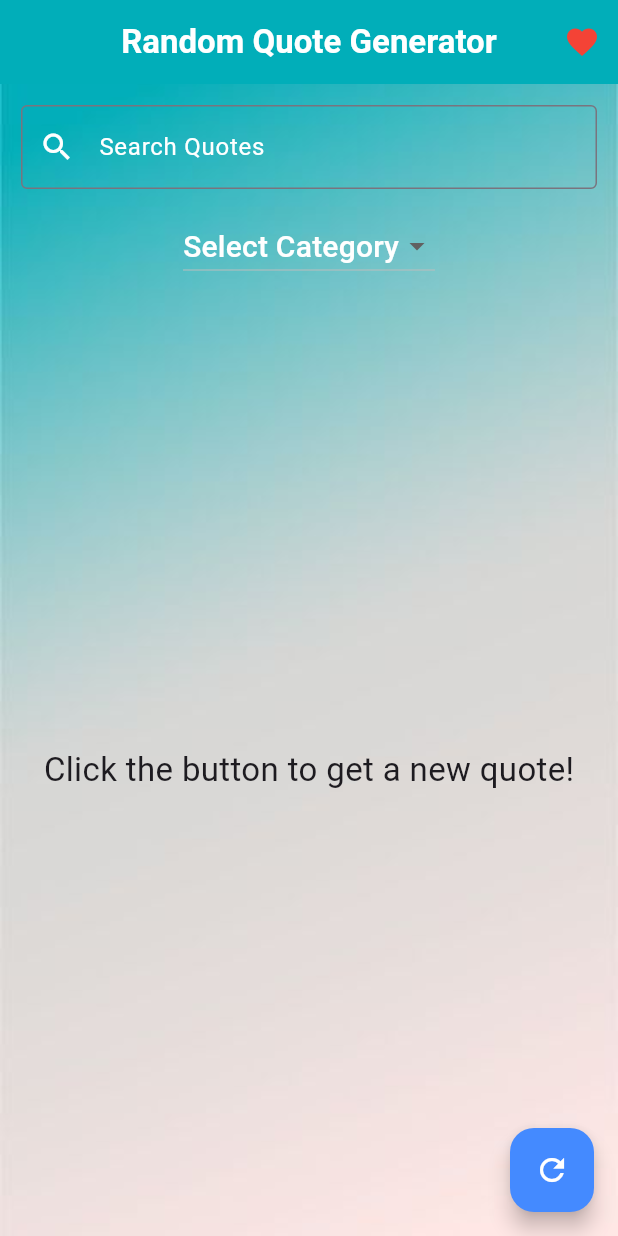
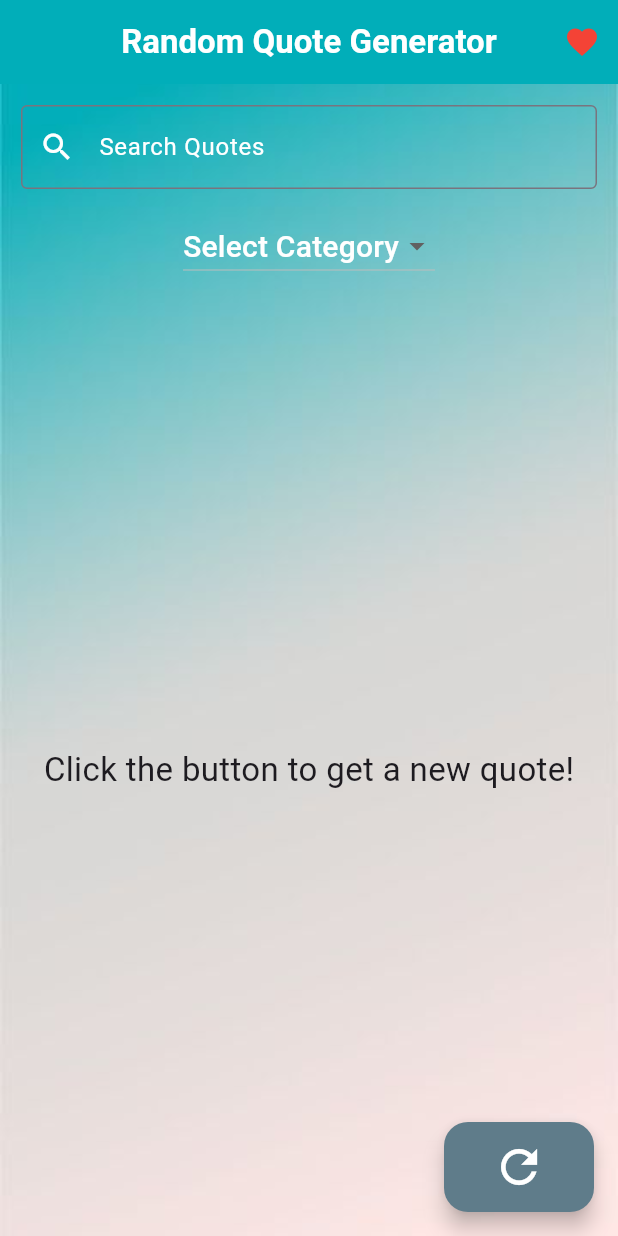
Before and after one commit to YoussefSalem582/CodeAlpha_random_quote_generator, a Flutter app: the screen it shows after launch, on a phone screen of 412 x 824 dp. Run offline on Flutter 3.47's test engine with Material 3 defaults, Android fonts, the phone set to English and light mode, and no system bars; our stand-ins replace share_plus.

```diff
--- a/lib/model/quote.dart
+++ b/lib/model/quote.dart
@@ -3,12 +3,14 @@ class Quote {
   final String author;
   final String category;
   bool isFavorite;
+  bool isRead;
 
   Quote({
     required this.content,
     required this.author,
     required this.category,
     this.isFavorite = false,
+    this.isRead = false,
   });
 
   factory Quote.fromJson(Map<String, dynamic> json) {
--- a/lib/screens/favorite_quotes.dart
+++ b/lib/screens/favorite_quotes.dart
@@ -55,7 +55,9 @@ class FavoriteQuotesScreen extends StatelessWidget {
               quote: quote.content,
               author: quote.author,
               isFavorite: quote.isFavorite,
+              isRead: quote.isRead,
               onFavoriteToggle: () {},
+              onReadToggle: () {},
             );
           },
         ),
--- a/lib/screens/home_screen.dart
+++ b/lib/screens/home_screen.dart
@@ -15,36 +15,43 @@ class _HomeScreenState extends State<HomeScreen> {
   Quote? _quote;
   final List<Quote> _favoriteQuotes = [];
   String? _selectedCategory;
-  final List<String> _categories = ['inspire', 'love', 'life', 'humor'];
+  final List<String> _categories = ['inspire', 'love', 'life', 'humor', 'wisdom', 'friendship', 'success'];
   List<Quote> _searchResults = [];
   bool _isSearching = false;
+  String? _errorMessage;
 
   Future<void> _getNewQuote() async {
-    print('Fetching new quote...');
+    setState(() {
+      _errorMessage = null;
+    });
     try {
       final Quote quote = await QuoteService.fetchRandomQuote(
         category: _selectedCategory,
       );
-      print('Quote fetched: $quote');
       setState(() {
         _quote = quote;
       });
     } catch (e) {
-      print('Failed to fetch quote: $e');
+      setState(() {
+        _errorMessage = 'Failed to fetch quote. Please try again.';
+      });
     }
   }
 
   Future<void> _searchQuotes(String query) async {
-    print('Searching quotes...');
+    setState(() {
+      _errorMessage = null;
+    });
     try {
       final List<Quote> quotes = await QuoteService.searchQuotes(query);
-      print('Quotes found: $quotes');
       setState(() {
         _searchResults = quotes;
         _isSearching = true;
       });
     } catch (e) {
-      print('Failed to search quotes: $e');
+      setState(() {
+        _errorMessage = 'Failed to search quotes. Please try again.';
+      });
     }
   }
 
@@ -56,6 +63,12 @@ class _HomeScreenState extends State<HomeScreen> {
       } else {
         _favoriteQuotes.removeWhere((q) => q.content == quote.content);
       }
+    });
+  }
+
+  void _toggleRead(Quote quote) {
+    setState(() {
+      quote.isRead = !quote.isRead;
     });
   }
 
@@ -76,9 +89,7 @@ class _HomeScreenState extends State<HomeScreen> {
               Navigator.push(
                 context,
                 MaterialPageRoute(
-                  builder:
-                      (context) =>
-                          FavoriteQuotesScreen(favoriteQuotes: _favoriteQuotes),
+                  builder: (context) => FavoriteQuotesScreen(favoriteQuotes: _favoriteQuotes),
                 ),
               );
             },
@@ -120,16 +131,12 @@ class _HomeScreenState extends State<HomeScreen> {
                       'Select Category',
                       style: TextStyle(color: Colors.white, fontSize: 20),
                     ),
-                    items:
-                        _categories.map((String category) {
+                    items: _categories.map((String category) {
                       return DropdownMenuItem<String>(
                         value: category,
                         child: Text(
                           category,
-                              style: const TextStyle(
-                                color: Colors.white,
-                                fontSize: 18,
-                              ),
+                          style: const TextStyle(color: Colors.white, fontSize: 18),
                         ),
                       );
                     }).toList(),
@@ -145,25 +152,12 @@ class _HomeScreenState extends State<HomeScreen> {
             ),
             Expanded(
               child: Center(
-                child: AnimatedSwitcher(
-                  duration: const Duration(seconds: 1),
-                  transitionBuilder: (
-                    Widget child,
-                    Animation<double> animation,
-                  ) {
-                    return SlideTransition(
-                      position: Tween<Offset>(
-                        begin: const Offset(0, 1),
-                        end: Offset.zero,
-                      ).animate(animation),
-                      child: ScaleTransition(
-                        scale: animation,
-                        child: FadeTransition(opacity: animation, child: child),
-                      ),
-                    );
-                  },
-                  child:
-                      _isSearching
+                child: _errorMessage != null
+                    ? Text(
+                  _errorMessage!,
+                  style: const TextStyle(color: Colors.red, fontSize: 18),
+                )
+                    : _isSearching
                     ? ListView.builder(
                   itemCount: _searchResults.length,
                   itemBuilder: (context, index) {
@@ -173,17 +167,24 @@ class _HomeScreenState extends State<HomeScreen> {
                       quote: quote.content,
                       author: quote.author,
                       isFavorite: quote.isFavorite,
+                      isRead: quote.isRead,
                       onFavoriteToggle: () => _toggleFavorite(quote),
+                      onReadToggle: () => _toggleRead(quote),
                     );
                   },
                 )
                     : _quote != null
-                          ? QuoteCard(
+                    ? FadeTransition(
+                  opacity: AlwaysStoppedAnimation(1.0),
+                  child: QuoteCard(
                     key: ValueKey<String>(_quote!.content),
                     quote: _quote!.content,
                     author: _quote!.author,
                     isFavorite: _quote!.isFavorite,
+                    isRead: _quote!.isRead,
                     onFavoriteToggle: () => _toggleFavorite(_quote!),
+                    onReadToggle: () => _toggleRead(_quote!),
+                  ),
                 )
                     : const Text(
                   'Click the button to get a new quote!',
@@ -191,15 +192,18 @@ class _HomeScreenState extends State<HomeScreen> {
                 ),
               ),
             ),
-            ),
           ],
         ),
       ),
-      floatingActionButton: FloatingActionButton(
+      floatingActionButton: SizedBox(
+        width: 100,
+        height: 60,
+        child: FloatingActionButton(
           onPressed: _getNewQuote,
           tooltip: 'New Quote',
-        backgroundColor: Colors.blueAccent,
-        child: const Icon(Icons.refresh, color: Colors.white),
+          backgroundColor: Color.fromRGBO(95, 124, 138, 1.0),
+          child: const Icon(Icons.refresh, color: Colors.white, size: 36),
+        ),
       ),
     );
   }
```
Also changed, not shown: lib/services/quote_service.dart (+8 -0 lines), lib/widgets/quote_card.dart (+12 -2 lines). Lines whose indentation alone changed are shown as unchanged.
